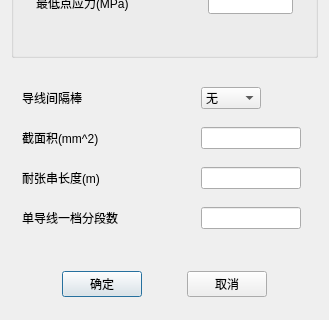
Shixuku/Tower-Visual, file TW/Senior.ui: the form before one commit; both pictures show x 0 to 329 and y 153 to 473 of the 329 by 473 pixel window.
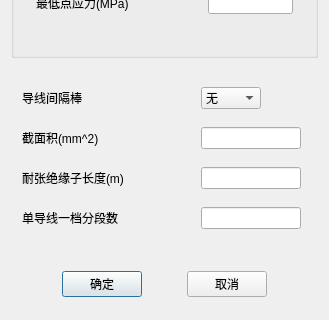
The form after the commit.

Commit message: 更改了显示界面的色卡

```diff
--- a/TW/Senior.ui
+++ b/TW/Senior.ui
@@ -250,7 +250,7 @@
       <item row="2" column="0" colspan="2">
        <widget class="QLabel" name="label_11">
         <property name="text">
-         <string>耐张串长度(m)</string>
+         <string>耐张绝缘子长度(m)</string>
         </property>
        </widget>
       </item>
```
The commit also changes 3 other files.
